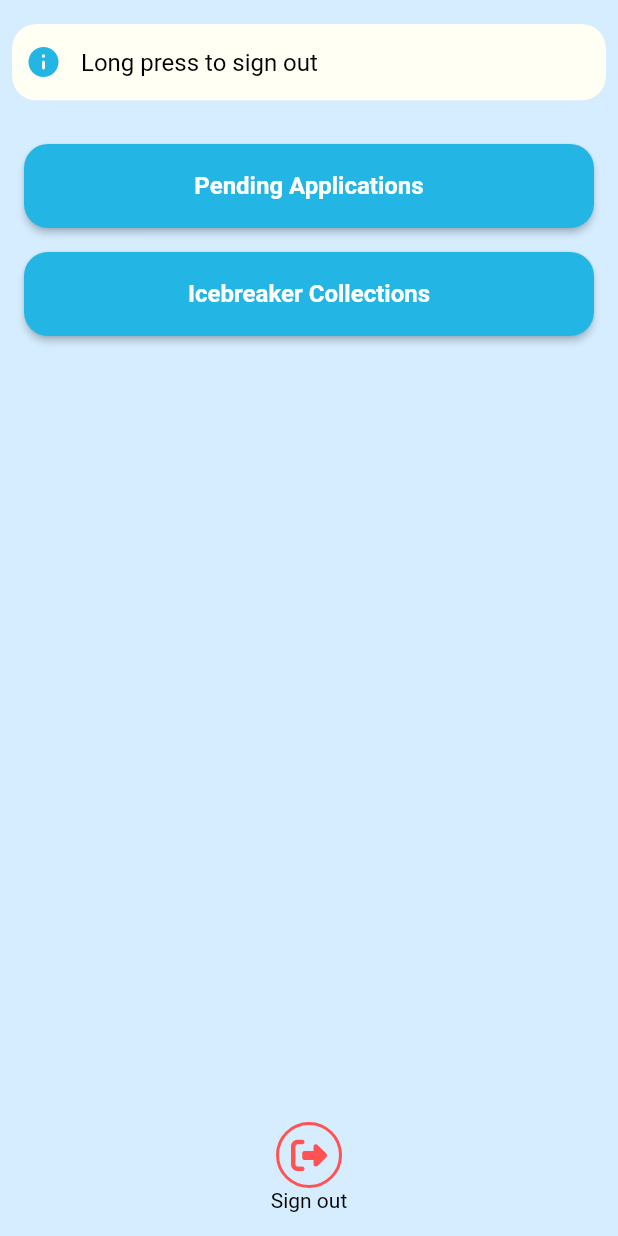
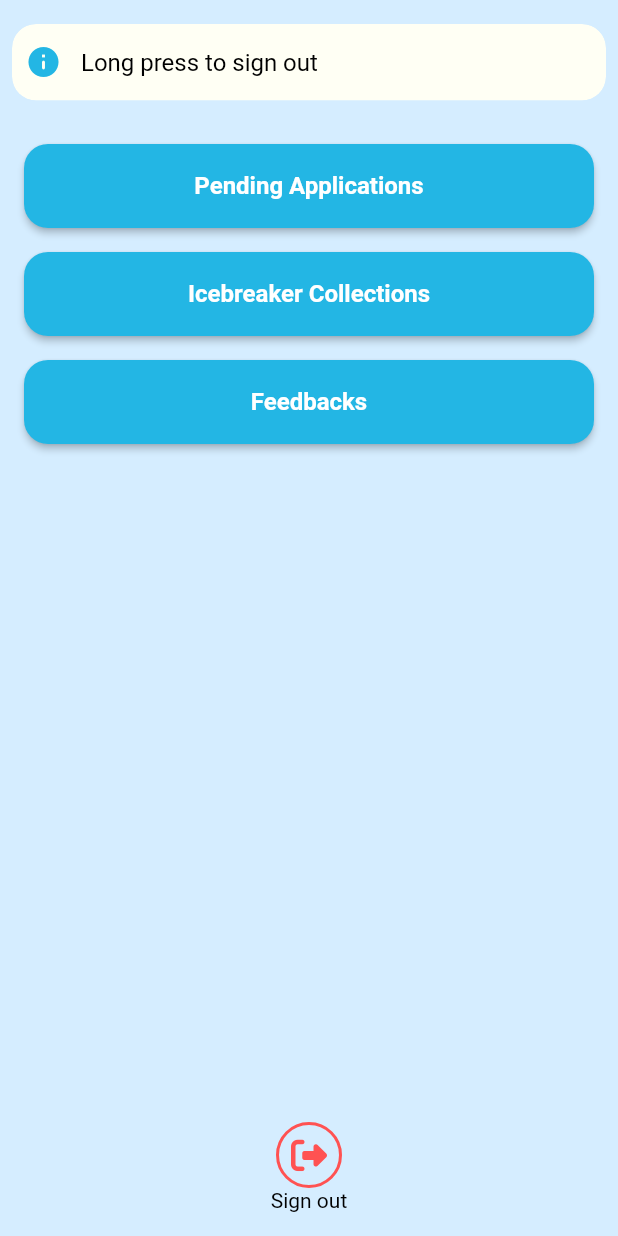
Before and after one commit to yjj781265/Icebr8k_app, a Flutter app: the AdminMainPage screen opened directly, after a tap on an icon or button, on a phone screen of 412 x 824 dp. Run offline on Flutter 3.47's test engine with Material 2 defaults, Android fonts, the phone set to English and light mode, and no system bars; drawn by our look-alikes of pull_to_refresh; our stand-ins replace auto_size_text, cached_network_image, carousel_slider, cloud_firestore, cloud_functions, connectivity_plus and 23 more; missing offline and left inert: any_link_preview, firebase_performance, flutter_app_badger, flutter_scatter, move_to_background, shake; accounts and stored records are empty; Roboto replaces fonts that are missing (Oxygen); project files that could hold a hidden picture were left out.

Commit message:
added feedback/support in menu and admin apge

```diff
--- a/lib/backend/controllers/admin_controllers/admin_main_controller.dart
+++ b/lib/backend/controllers/admin_controllers/admin_main_controller.dart
@@ -22,11 +22,14 @@ import 'package:icebr8k/frontend/ib_widgets/ib_dialog.dart';
 import 'package:icebr8k/frontend/ib_widgets/ib_loading_dialog.dart';
 
 import '../../../frontend/ib_pages/setup_pages/review_page.dart';
+import '../../models/ib_chat_models/ib_message.dart';
 
 class AdminMainController extends GetxController {
   late StreamSubscription applicationSub;
   late StreamSubscription ibCollectionsSub;
+  late StreamSubscription feedbacksSub;
   final pendingUsers = <IbUser>[].obs;
+  final pendingFeedbacks = <_FeedbackItem>[].obs;
   final ibCollections = <IbCollection>[].obs;
   final totalMessages = 0.obs;
 
@@ -40,6 +43,10 @@ class AdminMainController extends GetxController {
     ibCollectionsSub = IbAdminDbService()
         .listenToIcebreakerCollection()
         .listen((event) => _handleIbCollectionSnapshot(event));
+
+    feedbacksSub = IbAdminDbService().listenToAllFeedbacks().listen((event) {
+      _handleAllFeedbacksSnapshot(event);
+    });
   }
 
   @override
@@ -82,6 +89,58 @@ class AdminMainController extends GetxController {
         pendingUsers.refresh();
         totalMessages.value--;
       }
+    }
+  }
+
+  Future<void> _handleAllFeedbacksSnapshot(
+      QuerySnapshot<Map<String, dynamic>> snapshot) async {
+    for (final docChange in snapshot.docChanges) {
+      switch (docChange.type) {
+        case DocumentChangeType.added:
+          final IbUser? user =
+              await IbUserDbService().queryIbUser(docChange.doc.id);
+          if (user != null && docChange.doc.data() != null) {
+            final items = docChange.doc.data()!['feedbacks'] as List;
+            final messages = items
+                .map((e) => IbMessage.fromJson(e as Map<String, dynamic>))
+                .toList();
+            messages.sort((a, b) =>
+                (b.timestamp as Timestamp).compareTo(a.timestamp as Timestamp));
+            final lastMessage = messages.first;
+            pendingFeedbacks
+                .add(_FeedbackItem(user: user, lastMessage: lastMessage));
+          }
+          break;
+        case DocumentChangeType.modified:
+          final IbUser? user =
+              await IbUserDbService().queryIbUser(docChange.doc.id);
+          if (user != null && docChange.doc.data() != null) {
+            final items = docChange.doc.data()!['feedbacks'] as List;
+            final messages = items
+                .map((e) => IbMessage.fromJson(e as Map<String, dynamic>))
+                .toList();
+            messages.sort((a, b) =>
+                (b.timestamp as Timestamp).compareTo(a.timestamp as Timestamp));
+            final lastMessage = messages.first;
+            final item = _FeedbackItem(user: user, lastMessage: lastMessage);
+            final int index = pendingFeedbacks
+                .indexWhere((element) => element.user.id == user.id);
+            if (index != -1) {
+              pendingFeedbacks[index] = item;
+            }
+          }
+          break;
+        case DocumentChangeType.removed:
+          final int index = pendingFeedbacks
+              .indexWhere((element) => element.user.id == docChange.doc.id);
+          if (index != -1) {
+            pendingFeedbacks.removeAt(index);
+          }
+          break;
+      }
+      pendingFeedbacks.sort((a, b) => (b.lastMessage.timestamp as Timestamp)
+          .compareTo(a.lastMessage.timestamp as Timestamp));
+      pendingFeedbacks.refresh();
     }
   }
 
@@ -264,3 +323,10 @@ class AdminMainController extends GetxController {
     }
   }
 }
+
+class _FeedbackItem {
+  final IbUser user;
+  final IbMessage lastMessage;
+
+  _FeedbackItem({required this.user, required this.lastMessage});
+}
--- a/lib/backend/services/admin_services/ib_admin_db_service.dart
+++ b/lib/backend/services/admin_services/ib_admin_db_service.dart
@@ -6,10 +6,13 @@ import 'package:icebr8k/backend/models/ib_user.dart';
 import 'package:icebr8k/backend/models/icebreaker_models/ib_collection.dart';
 import 'package:icebr8k/backend/services/user_services/ib_storage_service.dart';
 
+import '../../models/ib_chat_models/ib_message.dart';
+
 class IbAdminDbService {
   static final _ibAdminDbService = IbAdminDbService._();
   static final _db = FirebaseFirestore.instance;
   static const _kUsersCollection = 'IbUsers${DbConfig.dbSuffix}';
+  static const _kFeedbackCollection = 'Feedbacks${DbConfig.dbSuffix}';
   static const _kIcebreakerCollection = 'Icebreakers';
 
   factory IbAdminDbService() => _ibAdminDbService;
@@ -71,6 +74,22 @@ class IbAdminDbService {
     await IbStorageService().deleteFile(user.avatarUrl);
   }
 
+  Future<void> addFeedback(IbMessage message) async {
+    message.timestamp = Timestamp.now();
+    await _db.collection(_kFeedbackCollection).doc(message.chatRoomId).set({
+      'feedbacks': FieldValue.arrayUnion([message.toJson()])
+    }, SetOptions(merge: true));
+  }
+
+  Stream<DocumentSnapshot<Map<String, dynamic>>> listenToSingleFeedbacks(
+      String chatId) {
+    return _db.collection(_kFeedbackCollection).doc(chatId).snapshots();
+  }
+
+  Stream<QuerySnapshot<Map<String, dynamic>>> listenToAllFeedbacks() {
+    return _db.collection(_kFeedbackCollection).snapshots();
+  }
+
   Future<void> sendStatusEmail(
       {required String email,
       required String fName,
--- a/lib/frontend/admin/admin_main_page.dart
+++ b/lib/frontend/admin/admin_main_page.dart
@@ -2,6 +2,7 @@ import 'package:flutter/material.dart';
 import 'package:font_awesome_flutter/font_awesome_flutter.dart';
 import 'package:get/get.dart';
 import 'package:icebr8k/backend/controllers/admin_controllers/admin_main_controller.dart';
+import 'package:icebr8k/frontend/admin/feedback_chat_list.dart';
 import 'package:icebr8k/frontend/admin/pending_app_main_page.dart';
 import 'package:icebr8k/frontend/ib_colors.dart';
 import 'package:icebr8k/frontend/ib_config.dart';
@@ -75,6 +76,19 @@ class AdminMainPage extends StatelessWidget {
                   color: IbColors.primaryColor,
                 )),
           ),
+          Padding(
+            padding: const EdgeInsets.all(8.0),
+            child: SizedBox(
+                height: 56,
+                width: double.infinity,
+                child: IbElevatedButton(
+                  textTrKey: 'Feedbacks',
+                  onPressed: () {
+                    Get.to(() => FeedBackChatList());
+                  },
+                  color: IbColors.primaryColor,
+                )),
+          ),
           const Spacer(),
           Align(
             alignment: Alignment.bottomCenter,
```
Also changed, not shown: lib/backend/controllers/admin_controllers/feedback_chat_controller.dart (added, +72 -0 lines), lib/frontend/admin/feedback_chat_list.dart (added, +66 -0 lines), lib/frontend/admin/feedback_chat_page.dart (added, +153 -0 lines), lib/frontend/ib_pages/menu_page.dart (+22 -0 lines).
